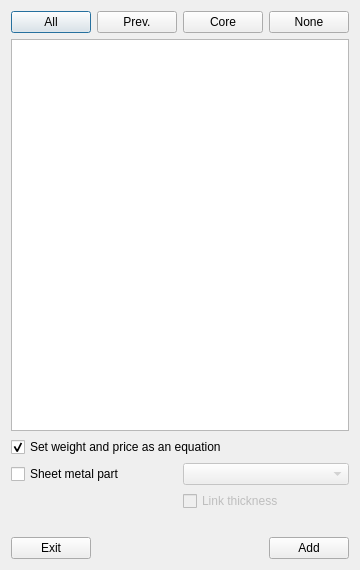
Old version of the form repo/ui/properties.ui in the repository GS90/addFC.
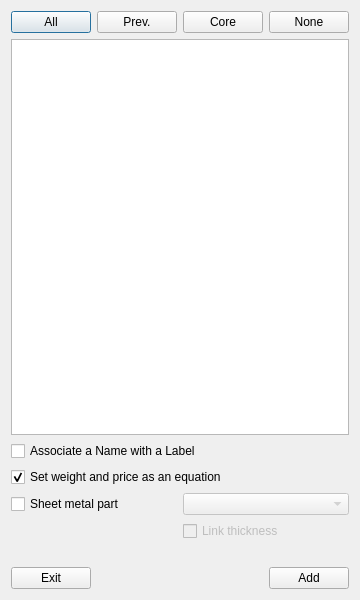
New version of the form.

Commit message: Linking a Name to a Label

The edit to the form file:
```diff
--- a/repo/ui/properties.ui
+++ b/repo/ui/properties.ui
@@ -8,13 +8,13 @@
     <x>0</x>
     <y>0</y>
     <width>360</width>
-    <height>570</height>
+    <height>600</height>
    </rect>
   </property>
   <property name="minimumSize">
    <size>
     <width>360</width>
-    <height>560</height>
+    <height>580</height>
    </size>
   </property>
   <property name="windowTitle">
@@ -94,6 +94,13 @@
      </item>
     </layout>
    </item>
+   <item>
+    <widget class="QCheckBox" name="checkBoxNL">
+     <property name="text">
+      <string>Associate a Name with a Label</string>
+     </property>
+    </widget>
+   </item>
    <item>
     <widget class="QCheckBox" name="checkBoxEq">
      <property name="text">
```
The commit also changes 12 other files.
